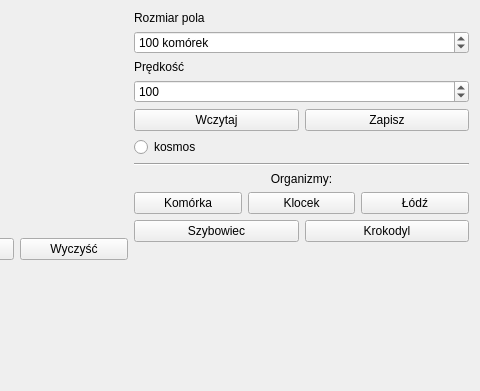
Old version of the form mainwindow.ui in the repository Buczeq/conway; both pictures show x 218 to 698 and y 0 to 391 of the 698 by 498 pixel window.
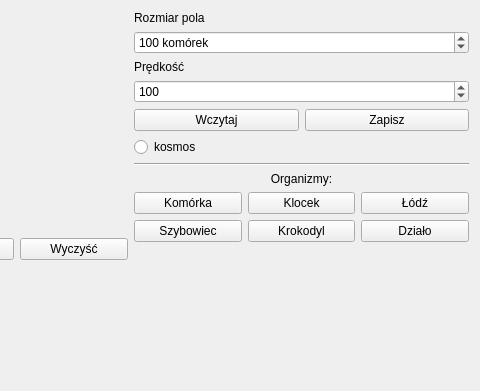
New version of the form.

```diff
--- a/mainwindow.ui
+++ b/mainwindow.ui
@@ -186,6 +186,13 @@
             </property>
            </widget>
           </item>
+          <item>
+           <widget class="QPushButton" name="pushButton_6">
+            <property name="text">
+             <string>Działo</string>
+            </property>
+           </widget>
+          </item>
          </layout>
         </item>
         <item>
```
